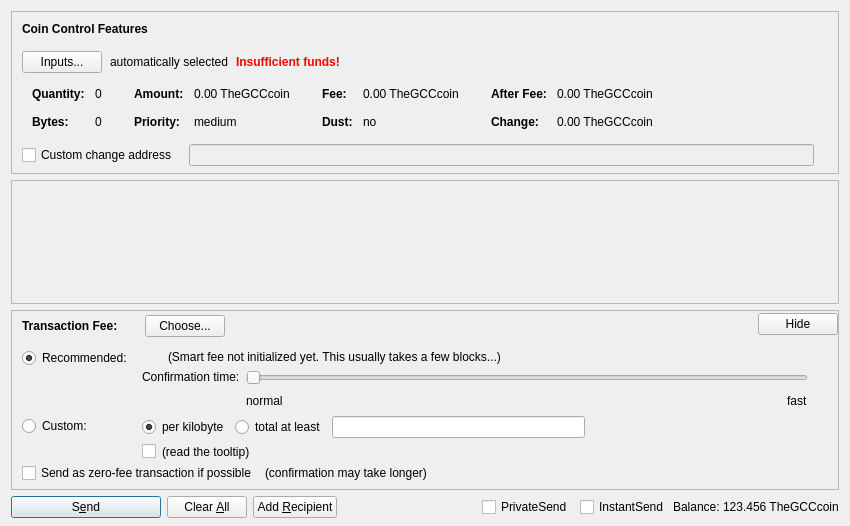
This is src/qt/forms/sendcoinsdialog.ui in TheGCCcoin/global-cryptocurrency as Qt 5 draws it before an edit. The edited form follows.
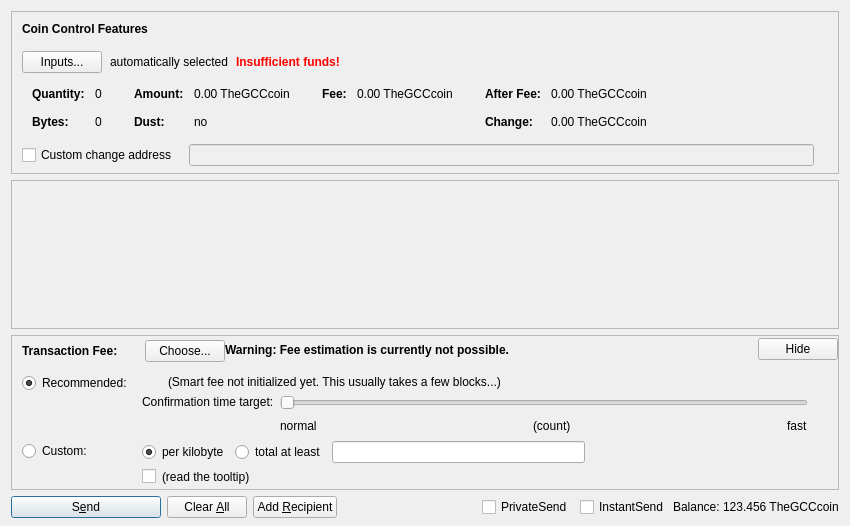
This is the edited form. Custom widgets are drawn as their Qt base class.

What changed in the file:
```diff
--- a/src/qt/forms/sendcoinsdialog.ui
+++ b/src/qt/forms/sendcoinsdialog.ui
@@ -332,7 +332,7 @@
                 </widget>
                </item>
                <item row="1" column="0">
-                <widget class="QLabel" name="labelCoinControlPriorityText">
+                <widget class="QLabel" name="labelCoinControlLowOutputText">
                  <property name="font">
                   <font>
                    <weight>75</weight>
@@ -340,12 +340,12 @@
                   </font>
                  </property>
                  <property name="text">
-                  <string>Priority:</string>
+                  <string>Dust:</string>
                  </property>
                 </widget>
                </item>
                <item row="1" column="1">
-                <widget class="QLabel" name="labelCoinControlPriority">
+                <widget class="QLabel" name="labelCoinControlLowOutput">
                  <property name="cursor">
                   <cursorShape>IBeamCursor</cursorShape>
                  </property>
@@ -353,7 +353,7 @@
                   <enum>Qt::ActionsContextMenu</enum>
                  </property>
                  <property name="text">
-                  <string>medium</string>
+                  <string notr="true">no</string>
                  </property>
                  <property name="textInteractionFlags">
                   <set>Qt::LinksAccessibleByMouse|Qt::TextSelectableByKeyboard|Qt::TextSelectableByMouse</set>
@@ -411,35 +411,6 @@
                  </property>
                 </widget>
                </item>
-               <item row="1" column="0">
-                <widget class="QLabel" name="labelCoinControlLowOutputText">
-                 <property name="font">
-                  <font>
-                   <weight>75</weight>
-                   <bold>true</bold>
-                  </font>
-                 </property>
-                 <property name="text">
-                  <string>Dust:</string>
-                 </property>
-                </widget>
-               </item>
-               <item row="1" column="1">
-                <widget class="QLabel" name="labelCoinControlLowOutput">
-                 <property name="cursor">
-                  <cursorShape>IBeamCursor</cursorShape>
-                 </property>
-                 <property name="contextMenuPolicy">
-                  <enum>Qt::ActionsContextMenu</enum>
-                 </property>
-                 <property name="text">
-                  <string>no</string>
-                 </property>
-                 <property name="textInteractionFlags">
-                  <set>Qt::LinksAccessibleByMouse|Qt::TextSelectableByKeyboard|Qt::TextSelectableByMouse</set>
-                 </property>
-                </widget>
-               </item>
               </layout>
              </item>
              <item>
@@ -617,7 +588,7 @@
         <x>0</x>
         <y>0</y>
         <width>830</width>
-        <height>69</height>
+        <height>104</height>
        </rect>
       </property>
       <layout class="QVBoxLayout" name="verticalLayout_2" stretch="0,1">
@@ -788,11 +759,33 @@
             </item>
            </layout>
           </item>
+          <item>
+           <widget class="QLabel" name="fallbackFeeWarningLabel">
+            <property name="toolTip">
+             <string>Using the fallbackfee can result in sending a transaction that will take several hours or days (or never) to confirm. Consider choosing your fee manually or wait until your have validated the complete chain.</string>
+            </property>
+            <property name="font">
+            <font>
+                <weight>75</weight>
+                <bold>true</bold>
+            </font>
+            </property>
+            <property name="text">
+             <string>Warning: Fee estimation is currently not possible.</string>
+            </property>
+            <property name="wordWrap">
+             <bool>false</bool>
+            </property>
+           </widget>
+          </item>
           <item>
            <spacer name="horizontalSpacer_4">
             <property name="orientation">
              <enum>Qt::Horizontal</enum>
             </property>
+            <property name="sizeType">
+             <enum>QSizePolicy::MinimumExpanding</enum>
+            </property>
             <property name="sizeHint" stdset="0">
              <size>
               <width>40</width>
@@ -1060,7 +1053,7 @@
                    <item>
                     <widget class="QLabel" name="labelSmartFee3">
                      <property name="text">
-                      <string>Confirmation time:</string>
+                      <string>Confirmation time target:</string>
                      </property>
                      <property name="margin">
                       <number>2</number>
@@ -1093,7 +1086,7 @@
                       <number>0</number>
                      </property>
                      <property name="maximum">
-                      <number>24</number>
+                      <number>23</number>
                      </property>
                      <property name="pageStep">
                       <number>1</number>
@@ -1124,6 +1117,26 @@
                        </property>
                       </widget>
                      </item>
+                     <item>
+                      <spacer name="horizontalSpacer_7">
+                       <property name="orientation">
+                        <enum>Qt::Horizontal</enum>
+                       </property>
+                       <property name="sizeHint" stdset="0">
+                        <size>
+                         <width>40</width>
+                         <height>20</height>
+                        </size>
+                       </property>
+                      </spacer>
+                     </item>
+                     <item>
+                      <widget class="QLabel" name="confirmationTargetLabel">
+                       <property name="text">
+                        <string notr="true">(count)</string>
+                       </property>
+                      </widget>
+                     </item>
                      <item>
                       <spacer name="horizontalSpacer_3">
                        <property name="orientation">
@@ -1167,59 +1180,6 @@
              </item>
             </layout>
            </item>
-           <item>
-            <layout class="QHBoxLayout" name="horizontalLayoutFee5" stretch="0,0,0">
-             <property name="spacing">
-              <number>8</number>
-             </property>
-             <property name="bottomMargin">
-              <number>4</number>
-             </property>
-             <item>
-              <widget class="QCheckBox" name="checkBoxFreeTx">
-               <property name="text">
-                <string>Send as zero-fee transaction if possible</string>
-               </property>
-              </widget>
-             </item>
-             <item>
-              <widget class="QLabel" name="labelFreeTx">
-               <property name="text">
-                <string>(confirmation may take longer)</string>
-               </property>
-               <property name="margin">
-                <number>5</number>
-               </property>
-              </widget>
-             </item>
-             <item>
-              <spacer name="horizontalSpacerFee5">
-               <property name="orientation">
-                <enum>Qt::Horizontal</enum>
-               </property>
-               <property name="sizeHint" stdset="0">
-                <size>
-                 <width>1</width>
-                 <height>1</height>
-                </size>
-               </property>
-              </spacer>
-             </item>
-            </layout>
-           </item>
-           <item>
-            <spacer name="verticalSpacerFee2">
-             <property name="orientation">
-              <enum>Qt::Vertical</enum>
-             </property>
-             <property name="sizeHint" stdset="0">
-              <size>
-               <width>1</width>
-               <height>1</height>
-              </size>
-             </property>
-            </spacer>
-           </item>
           </layout>
          </widget>
         </item>
```
